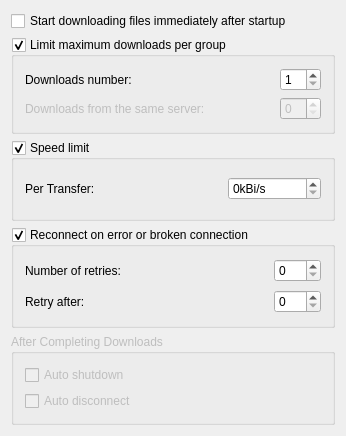
First picture: the form in conf/dlgnetwork.ui, repository KDE/kget, before the edit.
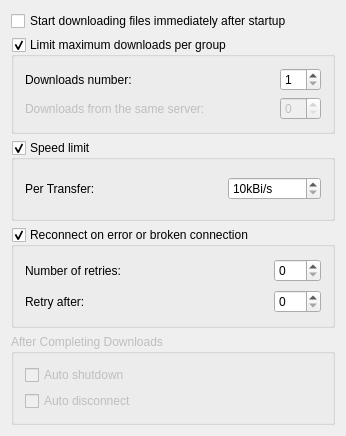
Second picture: the form after the edit.

Commit message: remove the global speed limit. for now only the per transfer speed limit have sense. and make a 5 kb step on the network config dialog

Diff of the .ui file:
```diff
--- a/conf/dlgnetwork.ui
+++ b/conf/dlgnetwork.ui
@@ -114,7 +114,7 @@
          <string>kBi/s</string>
         </property>
         <property name="minimum" >
-         <number>0</number>
+         <number>10</number>
         </property>
         <property name="maximum" >
          <number>100000</number>
```
Left out of the diff: 3 changed lines with no effect on the pictures. The commit also changes 1 other file.
